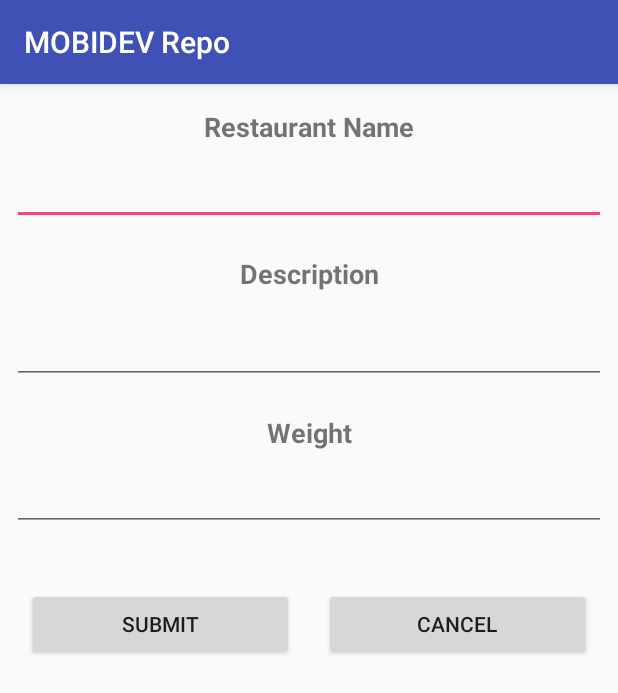
After one commit to GoobyGooberman/MOBIDEV_HandsOnRepo, an Android app: the AddRestaurantActivity screen opened directly, with no data from a screen before it, on a phone screen of 412 x 824 dp. The commit adds this screen. Shown: the top 693 px of the screen. Run offline under Robolectric (Android 15) with nearby library versions, the phone set to English and light mode, and no system bars.

Commit message:
Template for the add restaurant activity.

```diff
--- a/app/src/main/AndroidManifest.xml
+++ b/app/src/main/AndroidManifest.xml
@@ -20,8 +20,10 @@
             </intent-filter>
         </activity>
         <activity android:name=".activity_lifecycle.LifecycleActivity" />
-        <activity android:name=".activity_restaurant.RestaurantActivity"
-            android:screenOrientation="portrait"></activity>
+        <activity
+            android:name=".activity_restaurant.RestaurantActivity"
+            android:screenOrientation="portrait" />
+        <activity android:name=".activity_restaurant.AddRestaurantActivity"></activity>
     </application>
 
 </manifest>
--- /dev/null
+++ b/app/src/main/java/com/neildg/mobidev_handsonrepo/activity_restaurant/AddRestaurantActivity.java
@@ -0,0 +1,15 @@
+package com.neildg.mobidev_handsonrepo.activity_restaurant;
+
+import android.support.v7.app.AppCompatActivity;
+import android.os.Bundle;
+
+import com.neildg.mobidev_handsonrepo.R;
+
+public class AddRestaurantActivity extends AppCompatActivity {
+
+    @Override
+    protected void onCreate(Bundle savedInstanceState) {
+        super.onCreate(savedInstanceState);
+        setContentView(R.layout.activity_add_restaurant);
+    }
+}
--- a/app/src/main/java/com/neildg/mobidev_handsonrepo/activity_restaurant/RestaurantActivity.java
+++ b/app/src/main/java/com/neildg/mobidev_handsonrepo/activity_restaurant/RestaurantActivity.java
@@ -1,5 +1,6 @@
 package com.neildg.mobidev_handsonrepo.activity_restaurant;
 
+import android.content.Intent;
 import android.graphics.Typeface;
 import android.support.design.widget.Snackbar;
 import android.support.v7.app.AppCompatActivity;
@@ -84,5 +85,14 @@ public class RestaurantActivity extends AppCompatActivity {
 
             }
         });
+
+        Button addBtn = this.findViewById(R.id.add_btn);
+        addBtn.setOnClickListener(new View.OnClickListener() {
+            @Override
+            public void onClick(View v) {
+                Intent addIntent = new Intent(RestaurantActivity.this, AddRestaurantActivity.class);
+                startActivity(addIntent);
+            }
+        });
     }
 }
--- /dev/null
+++ b/app/src/main/res/layout/activity_add_restaurant.xml
@@ -0,0 +1,127 @@
+<?xml version="1.0" encoding="utf-8"?>
+<android.support.constraint.ConstraintLayout xmlns:android="http://schemas.android.com/apk/res/android"
+    xmlns:app="http://schemas.android.com/apk/res-auto"
+    xmlns:tools="http://schemas.android.com/tools"
+    android:layout_width="match_parent"
+    android:layout_height="match_parent"
+    tools:context="com.neildg.mobidev_handsonrepo.activity_restaurant.AddRestaurantActivity">
+
+    <TextView
+        android:id="@+id/textView5"
+        android:layout_width="wrap_content"
+        android:layout_height="wrap_content"
+        android:layout_marginEnd="8dp"
+        android:layout_marginStart="8dp"
+        android:layout_marginTop="16dp"
+        android:text="Restaurant Name"
+        android:textSize="18sp"
+        android:textStyle="bold"
+        app:layout_constraintEnd_toEndOf="parent"
+        app:layout_constraintStart_toStartOf="parent"
+        app:layout_constraintTop_toTopOf="parent" />
+
+    <EditText
+        android:id="@+id/resto_name_text"
+        android:layout_width="0dp"
+        android:layout_height="wrap_content"
+        android:layout_marginEnd="8dp"
+        android:layout_marginStart="8dp"
+        android:layout_marginTop="8dp"
+        android:ems="10"
+        android:inputType="text"
+        app:layout_constraintEnd_toEndOf="parent"
+        app:layout_constraintHorizontal_bias="0.0"
+        app:layout_constraintStart_toStartOf="parent"
+        app:layout_constraintTop_toBottomOf="@+id/textView5" />
+
+    <TextView
+        android:id="@+id/textView6"
+        android:layout_width="wrap_content"
+        android:layout_height="wrap_content"
+        android:layout_marginEnd="8dp"
+        android:layout_marginStart="8dp"
+        android:layout_marginTop="20dp"
+        android:text="Description"
+        android:textSize="18sp"
+        android:textStyle="bold"
+        app:layout_constraintEnd_toEndOf="parent"
+        app:layout_constraintStart_toStartOf="parent"
+        app:layout_constraintTop_toBottomOf="@+id/resto_name_text" />
+
+    <EditText
+        android:id="@+id/resto_desc_text"
+        android:layout_width="0dp"
+        android:layout_height="wrap_content"
+        android:layout_marginEnd="8dp"
+        android:layout_marginStart="8dp"
+        android:layout_marginTop="16dp"
+        android:ems="10"
+        android:inputType="textMultiLine"
+        app:layout_constraintEnd_toEndOf="parent"
+        app:layout_constraintHorizontal_bias="0.503"
+        app:layout_constraintStart_toStartOf="parent"
+        app:layout_constraintTop_toBottomOf="@+id/textView6" />
+
+    <TextView
+        android:id="@+id/textView8"
+        android:layout_width="wrap_content"
+        android:layout_height="wrap_content"
+        android:layout_marginEnd="8dp"
+        android:layout_marginStart="8dp"
+        android:layout_marginTop="20dp"
+        android:text="Weight"
+        android:textSize="18sp"
+        android:textStyle="bold"
+        app:layout_constraintEnd_toEndOf="parent"
+        app:layout_constraintHorizontal_bias="0.501"
+        app:layout_constraintStart_toStartOf="parent"
+        app:layout_constraintTop_toBottomOf="@+id/resto_desc_text" />
+
+    <EditText
+        android:id="@+id/weight_text"
+        android:layout_width="0dp"
+        android:layout_height="wrap_content"
+        android:layout_marginEnd="8dp"
+        android:layout_marginStart="8dp"
+        android:layout_marginTop="8dp"
+        android:ems="10"
+        android:inputType="textMultiLine"
+        app:layout_constraintEnd_toEndOf="parent"
+        app:layout_constraintHorizontal_bias="0.0"
+        app:layout_constraintStart_toStartOf="parent"
+        app:layout_constraintTop_toBottomOf="@+id/textView8" />
+
+    <LinearLayout
+        android:id="@+id/linearLayout"
+        android:layout_width="0dp"
+        android:layout_height="wrap_content"
+        android:layout_marginEnd="8dp"
+        android:layout_marginStart="8dp"
+        android:layout_marginTop="28dp"
+        android:orientation="horizontal"
+        app:layout_constraintEnd_toEndOf="parent"
+        app:layout_constraintStart_toStartOf="parent"
+        app:layout_constraintTop_toBottomOf="@+id/weight_text">
+
+        <Button
+            android:id="@+id/submit_btn"
+            android:layout_width="match_parent"
+            android:layout_height="match_parent"
+            android:layout_margin="10dp"
+            android:layout_weight="1"
+            android:text="SUBMIT"
+            app:layout_constraintStart_toStartOf="parent"
+            app:layout_constraintTop_toBottomOf="@+id/weight_text" />
+
+        <Button
+            android:id="@+id/cancel_btn"
+            android:layout_width="match_parent"
+            android:layout_height="match_parent"
+            android:layout_margin="10dp"
+            android:layout_weight="1"
+            android:text="CANCEL"
+            app:layout_constraintEnd_toEndOf="parent"
+            app:layout_constraintTop_toBottomOf="@+id/weight_text" />
+    </LinearLayout>
+
+</android.support.constraint.ConstraintLayout>
```
